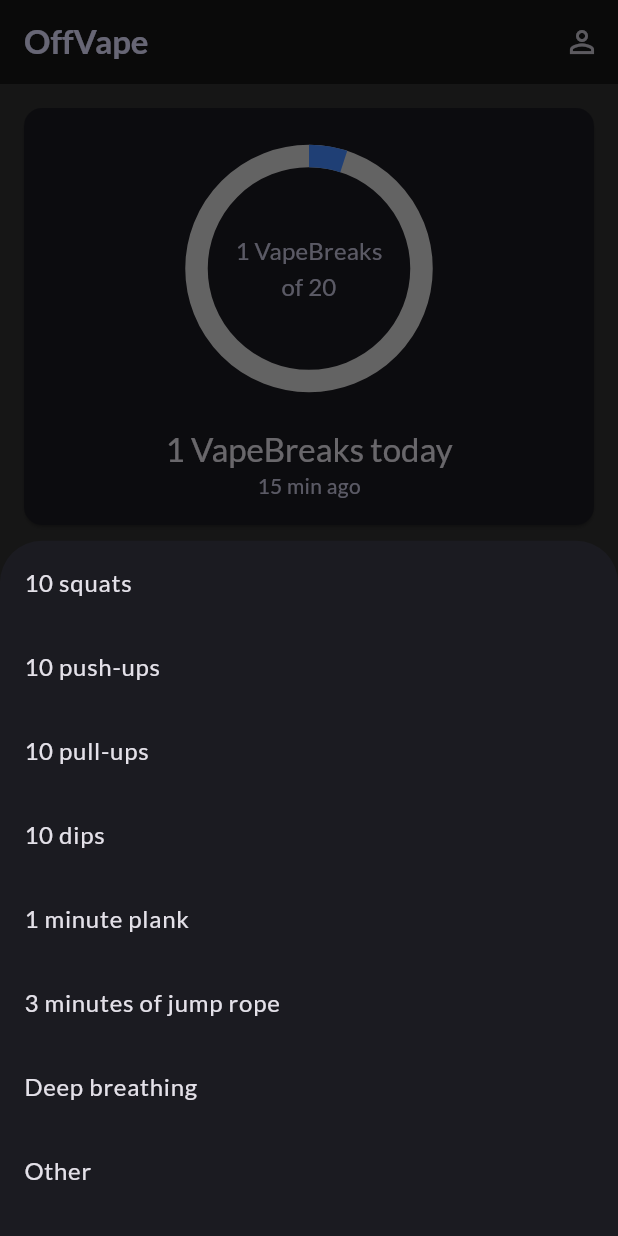
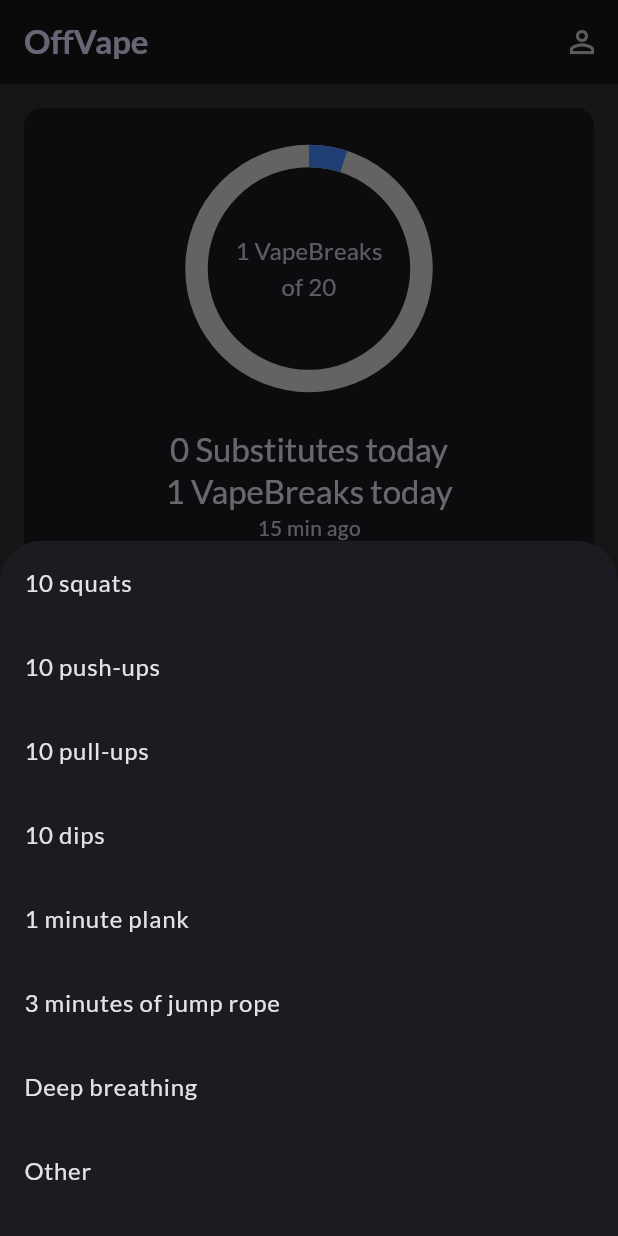
Before and after one commit to mihakonceptcorn/OffVape, a Flutter app: the screen it shows after launch, after a tap on "+ Vape Break", after a tap on "Quick exercise instead of vaping", on a phone screen of 412 x 824 dp. Run offline on Flutter 3.47's test engine with Material 3 defaults, Android fonts, the phone set to English and light mode, and no system bars; drawn by our look-alikes of fl_chart; our stand-ins replace flutter_riverpod, google_fonts.

Commit message:
add substitute

```diff
--- a/lib/data/substitutes.dart
+++ b/lib/data/substitutes.dart
@@ -1,10 +1,12 @@
-const substitutes = [
-  '10 squats',
-  '10 push-ups',
-  '10 pull-ups',
-  '10 dips',
-  '1 minute plank',
-  '3 minutes of jump rope',
-  'Deep breathing',
-  'Other',
+import 'package:off_vape/models/substitute.dart';
+
+List<Substitute> substitutes = const [
+  Substitute(title: '10 squats', imageSrc: 'assets/images/Squat.gif'),
+  Substitute(title: '10 push-ups', imageSrc: 'assets/images/Squat.gif'),
+  Substitute(title: '10 pull-ups', imageSrc: 'assets/images/Squat.gif'),
+  Substitute(title: '10 dips', imageSrc: 'assets/images/Squat.gif'),
+  Substitute(title: '1 minute plank', imageSrc: 'assets/images/Squat.gif'),
+  Substitute(title: '3 minutes of jump rope', imageSrc: 'assets/images/Squat.gif'),
+  Substitute(title: 'Deep breathing', imageSrc: 'assets/images/Squat.gif'),
+  Substitute(title: 'Other', imageSrc: 'assets/images/Squat.gif'),
 ];
--- /dev/null
+++ b/lib/models/break.dart
@@ -0,0 +1,6 @@
+class Break {
+  const Break({required this.vapeBreaks, required this.substitutes});
+
+  final int vapeBreaks;
+  final int substitutes;
+}
--- /dev/null
+++ b/lib/models/substitute.dart
@@ -0,0 +1,6 @@
+class Substitute {
+  const Substitute({required this.title, required this.imageSrc});
+
+  final String title;
+  final String imageSrc;
+}
--- a/lib/providers/vaping_breaks_provider.dart
+++ b/lib/providers/vaping_breaks_provider.dart
@@ -1,20 +1,25 @@
 import 'package:flutter_riverpod/flutter_riverpod.dart';
+import 'package:off_vape/models/break.dart';
 
-class VapingBreaksNotifier extends Notifier<int> {
+class VapingBreaksNotifier extends Notifier<Break> {
   @override
-  int build() {
-    return 0;
+  Break build() {
+    return const Break(vapeBreaks: 0, substitutes: 0);
   }
 
   void addVapeBreak() {
-    state = state + 1;
+    state = Break(vapeBreaks: state.vapeBreaks + 1, substitutes: state.substitutes);
   }
 
-  int getCurrentBreaks() {
+  void addSubstitute() {
+    state = Break(vapeBreaks: state.vapeBreaks, substitutes: state.substitutes + 1);
+  }
+
+  Break getCurrentBreaks() {
     return state;
   }
 }
 
-final vapingBreaksProvider = NotifierProvider<VapingBreaksNotifier, int>(
+final vapingBreaksProvider = NotifierProvider<VapingBreaksNotifier, Break>(
   VapingBreaksNotifier.new,
 );
--- a/lib/screens/home.dart
+++ b/lib/screens/home.dart
@@ -24,8 +24,15 @@ class HomeScreen extends StatelessWidget {
           IconButton(onPressed: () {}, icon: const Icon(Icons.person_outline)),
         ],
       ),
-      body: const SingleChildScrollView(
-        child: Column(children: [ProgressCard(), VapeActions(), Motivation(), HomeStats()]),
+      body: SingleChildScrollView(
+        child: Column(
+          children: [
+            const ProgressCard(),
+            VapeActions(),
+            const Motivation(),
+            const HomeStats(),
+          ],
+        ),
       ),
     );
   }
--- a/lib/widgets/progress_card.dart
+++ b/lib/widgets/progress_card.dart
@@ -30,11 +30,11 @@ class ProgressCard extends ConsumerWidget {
                           width: 150,
                           height: 150,
                           child: CircularProgressIndicator(
-                            value: currentBreaks <= maxDayVapeBreaks
-                                ? currentBreaks / maxDayVapeBreaks
+                            value: currentBreaks.vapeBreaks <= maxDayVapeBreaks
+                                ? currentBreaks.vapeBreaks / maxDayVapeBreaks
                                 : 1,
                             strokeWidth: 15,
-                            color: currentBreaks <= maxDayVapeBreaks
+                            color: currentBreaks.vapeBreaks <= maxDayVapeBreaks
                                 ? Colors.blueAccent
                                 : Colors.red,
                             backgroundColor: const Color.fromARGB(
@@ -50,7 +50,7 @@ class ProgressCard extends ConsumerWidget {
                         child: Padding(
                           padding: const EdgeInsets.all(20),
                           child: Text(
-                            '$currentBreaks VapeBreaks of 20',
+                            '${currentBreaks.vapeBreaks} VapeBreaks of 20',
                             textAlign: TextAlign.center,
                             style: Theme.of(context).textTheme.titleMedium!
                                 .copyWith(
@@ -67,7 +67,13 @@ class ProgressCard extends ConsumerWidget {
               ),
               const SizedBox(height: 32),
               Text(
-                '$currentBreaks VapeBreaks today',
+                '${currentBreaks.substitutes} Substitutes today',
+                style: Theme.of(context).textTheme.titleLarge!.copyWith(
+                  color: Theme.of(context).colorScheme.onSurface,
+                ),
+              ),
+              Text(
+                '${currentBreaks.vapeBreaks} VapeBreaks today',
                 style: Theme.of(context).textTheme.titleLarge!.copyWith(
                   color: Theme.of(context).colorScheme.onSurface,
                 ),
--- a/lib/widgets/vape_actions.dart
+++ b/lib/widgets/vape_actions.dart
@@ -1,20 +1,71 @@
+import 'package:flutter/cupertino.dart';
 import 'package:flutter/material.dart';
 import 'package:flutter_riverpod/flutter_riverpod.dart';
 
 import 'package:off_vape/data/substitutes.dart';
+import 'package:off_vape/models/substitute.dart';
 import 'package:off_vape/providers/vaping_breaks_provider.dart';
 
-class VapeActions extends ConsumerWidget {
+class VapeActions extends ConsumerStatefulWidget {
   const VapeActions({super.key});
 
+  @override
+  ConsumerState<VapeActions> createState() {
+    return _VapeActionsState();
+  }
+}
+
+class _VapeActionsState extends ConsumerState<VapeActions> {
+  Substitute? _selectedSubstitute;
+
+  Future showSubstitutePopup(BuildContext context) async {
+    final isDone = await showCupertinoModalPopup(
+      context: context,
+      builder: (BuildContext context) {
+        return Center(
+          child: CupertinoAlertDialog(
+              title: Text(_selectedSubstitute!.title),
+              content: Column(
+                mainAxisSize: MainAxisSize.max,
+                children: [
+                  SizedBox(
+                    height: 150,
+                    child: Image.asset(_selectedSubstitute!.imageSrc),
+                  ),
+                ],
+              ),
+              actions: <CupertinoDialogAction>[
+                CupertinoDialogAction(
+                  child: const Text('Done'),
+                  onPressed: () {
+                    Navigator.pop(context, true);
+                  },
+                ),
+                CupertinoDialogAction(
+                  child: const Text('Reject'),
+                  onPressed: () {
+                    Navigator.pop(context, false);
+                  },
+                ),
+              ],
+            ),
+        );
+      },
+    );
+
+    if (isDone) {
+      ref.read(vapingBreaksProvider.notifier).addSubstitute();
+    }
+  }
+
   Future<void> showSubstituteDialog(BuildContext context) async {
-    final selected = await showModalBottomSheet<String>(
+    final Substitute? selected = await showModalBottomSheet<Substitute>(
       context: context,
       builder: (context) => ListView(
         children: substitutes
             .map(
               (s) => ListTile(
-                title: Text(s),
+                title: Text(s.title),
                 onTap: () => Navigator.pop(context, s),
               ),
             )
@@ -22,13 +73,14 @@ class VapeActions extends ConsumerWidget {
       ),
     );
 
-    if (selected != null) {
-      // saveSubstitute(selected);
+    if (selected != null && context.mounted) {
+      _selectedSubstitute = selected;
+      showSubstitutePopup(context);
     }
   }
 
   @override
-  Widget build(BuildContext context, WidgetRef ref) {
+  Widget build(BuildContext context) {
     return Padding(
       padding: const EdgeInsets.only(top: 0, left: 16, right: 16, bottom: 16),
       child: Column(
@@ -42,7 +94,7 @@ class VapeActions extends ConsumerWidget {
                 label: const Text('Statistics'),
                 onPressed: () {},
               ),
-              const SizedBox(width: 8,),
+              const SizedBox(width: 8),
               ElevatedButton.icon(
                 icon: const Icon(Icons.smoking_rooms),
                 label: Text(
@@ -68,10 +120,10 @@ class VapeActions extends ConsumerWidget {
           ),
           const SizedBox(height: 8),
           ElevatedButton.icon(
-              icon: const Icon(Icons.fitness_center),
-              label: const Text('Quick exercise instead of vaping'),
-              onPressed: () => showSubstituteDialog(context),
-            ),
+            icon: const Icon(Icons.fitness_center),
+            label: const Text('Quick exercise instead of vaping'),
+            onPressed: () => showSubstituteDialog(context),
+          ),
         ],
       ),
     );
--- a/pubspec.yaml
+++ b/pubspec.yaml
@@ -61,7 +61,8 @@ flutter:
   uses-material-design: true
 
   # To add assets to your application, add an assets section, like this:
-  # assets:
+  assets:
+    - assets/images/Squat.gif
   #   - images/a_dot_burr.jpeg
   #   - images/a_dot_ham.jpeg
 
```
Also changed, not shown: assets/images/Squat.gif (added).
